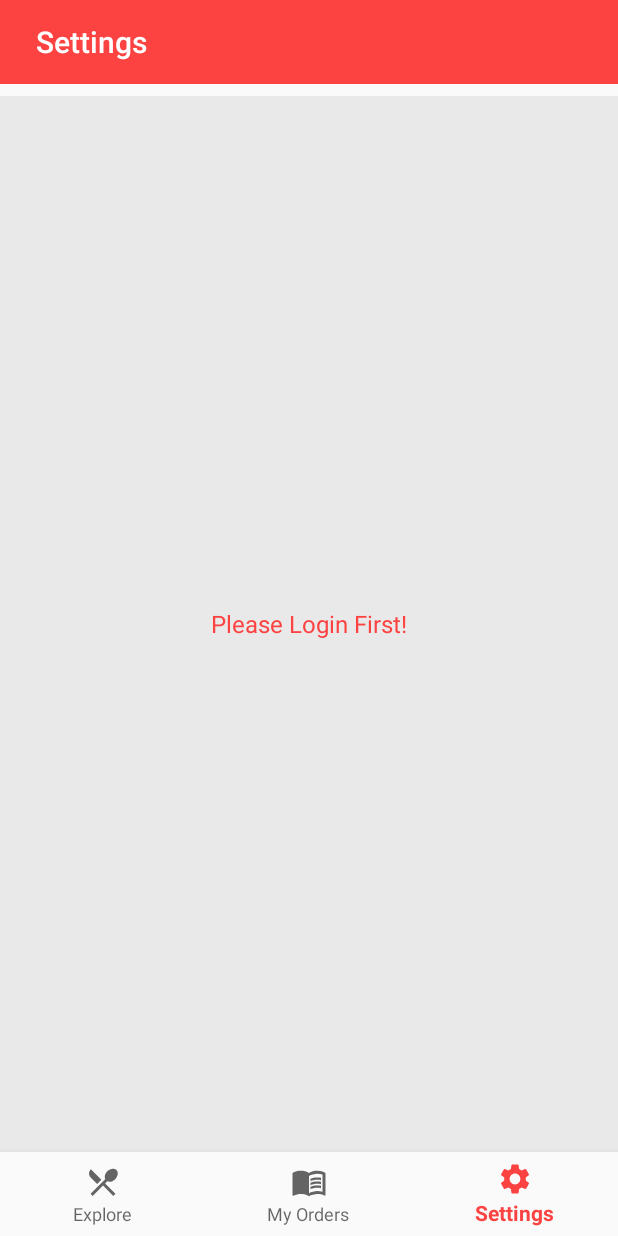
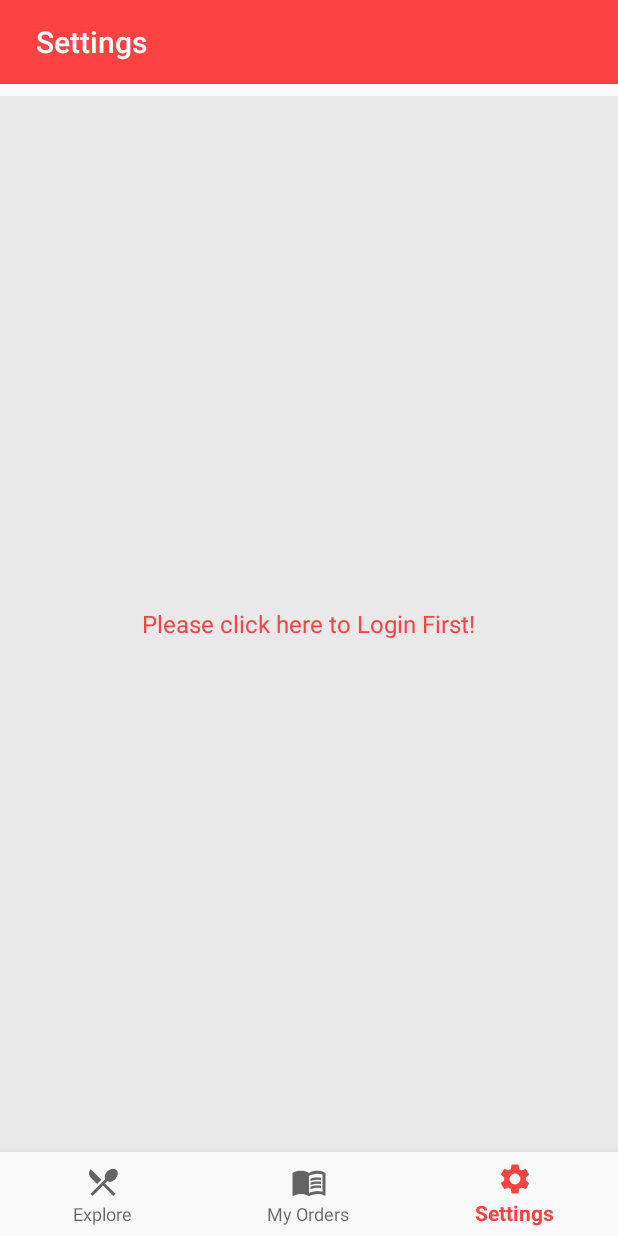
Before and after one commit to chaitanyanalbalwar/Menukart, an Android app: the screen it shows after launch (MainActivity), item 3 of the bottom bar chosen, on a phone screen of 412 x 824 dp. Run offline under Robolectric (Android 15) with nearby library versions, the phone set to English and light mode, and no system bars; libraries missing offline, so code that uses them is left out: cc.cloudist.acplibrary, com.gdacciaro.iOSDialog; 4 statements that could not run were skipped.

Commit message:
Login option in setting tab

```diff
--- a/app/src/main/AndroidManifest.xml
+++ b/app/src/main/AndroidManifest.xml
@@ -10,7 +10,6 @@
     <uses-permission android:name="android.permission.ACCESS_FINE_LOCATION" />
     <uses-permission android:name="android.permission.ACCESS_NETWORK_STATE" />
     <uses-permission android:name="android.permission.INTERNET" />
-    <uses-permission android:name="android.permission.CALL_PHONE" />
     <uses-permission android:name="android.permission.CALL_PHONE" />
 
     <application
--- /dev/null
+++ b/app/src/main/java/in/menukart/menukart/db/CreateDatabase.java
@@ -0,0 +1,4 @@
+package in.menukart.menukart.db;
+
+public class CreateDatabase {
+}
--- a/app/src/main/java/in/menukart/menukart/view/foodcart/trackorder/OrderSummaryActivity.java
+++ b/app/src/main/java/in/menukart/menukart/view/foodcart/trackorder/OrderSummaryActivity.java
@@ -153,7 +153,7 @@ public class OrderSummaryActivity extends AppCompatActivity implements OnMapRead
         rbOnlinePay = findViewById(R.id.rb_pay_online);
         btnCompleteOrder = findViewById(R.id.btn_complete_order);
         btnChangeLocation = findViewById(R.id.btn_change_location);
-        textFromSummaryAddress.setText(restaurant.getRestaurant_address());
+        textFromSummaryAddress.setText(restaurant == null? "" :restaurant.getRestaurant_address());
         textToSummaryAddress.setText(userCurrentAddress);
 
         // Obtain the SupportMapFragment and get notified when the map is ready to be used.
--- a/app/src/main/java/in/menukart/menukart/view/setting/SettingsFragment.java
+++ b/app/src/main/java/in/menukart/menukart/view/setting/SettingsFragment.java
@@ -25,6 +25,7 @@ import com.google.gson.Gson;
 import in.menukart.menukart.R;
 import in.menukart.menukart.entities.foodcart.UserDetails;
 import in.menukart.menukart.util.AppConstants;
+import in.menukart.menukart.view.foodcart.signup.LoginActivity;
 import in.menukart.menukart.view.other.MainActivity;
 import in.menukart.menukart.view.setting.manageaddress.ManageAddressActivity;
 import in.menukart.menukart.view.setting.privacypolicy.PrivacyActivity;
@@ -36,7 +37,7 @@ public class SettingsFragment extends Fragment implements View.OnClickListener {
             rlPrivacyPolicy, rlCancellationPolicy,
             rlHelpSupport, rlLogOut;
     AppCompatImageView imgUpdateProfile;
-    AppCompatTextView textProfileName, textProfileEmail, textProfileContact, textLoginFirst;
+    AppCompatTextView textProfileName, textProfileEmail, textProfileContact, textLoginFirst, txtClickToLogin;
     View root;
     UserDetails userDetails;
     Context context;
@@ -59,6 +60,7 @@ public class SettingsFragment extends Fragment implements View.OnClickListener {
         textProfileName = root.findViewById(R.id.tv_profile_name);
         textProfileEmail = root.findViewById(R.id.tv_profile_email);
         textProfileContact = root.findViewById(R.id.tv_profile_contact);
+        txtClickToLogin = root.findViewById(R.id.tv_login_first);
 
         rlManageAddress = root.findViewById(R.id.rl_manage_address);
         rlTermsConditions = root.findViewById(R.id.rl_terms_conditions);
@@ -75,6 +77,7 @@ public class SettingsFragment extends Fragment implements View.OnClickListener {
         rlHelpSupport.setOnClickListener(this);
         rlLogOut.setOnClickListener(this);
         imgUpdateProfile.setOnClickListener(this);
+        txtClickToLogin.setOnClickListener(this);
 
         Gson gson = new Gson();
         SharedPreferences sharedPreferences = context.getSharedPreferences(AppConstants.SHARED_PREFERENCES, Context.MODE_PRIVATE);
@@ -131,6 +134,10 @@ public class SettingsFragment extends Fragment implements View.OnClickListener {
                 Intent intentUpdateProfile = new Intent(getActivity(), UpdateProfileActivity.class);
                 startActivity(intentUpdateProfile);
                 break;
+            case R.id.tv_login_first:
+                Intent intentLoginScreen = new Intent(getActivity(), LoginActivity.class);
+                startActivity(intentLoginScreen);
+                break;
 
         }
     }
--- a/app/src/main/res/values/strings.xml
+++ b/app/src/main/res/values/strings.xml
@@ -44,7 +44,7 @@
     <string name="hint_address_title">Title</string>
     <string name="hint_address">responseSuccess</string>
     <string name="btn_save_address">Save</string>
-    <string name="text_login_first">Please Login First!</string>
+    <string name="text_login_first">Please click here to Login First!</string>
     <string name="text_ask_for_log_out">Do you want to Logout?</string>
     <string name="text_log_out_yes">Yes</string>
     <string name="text_log_out_no">No</string>
```
